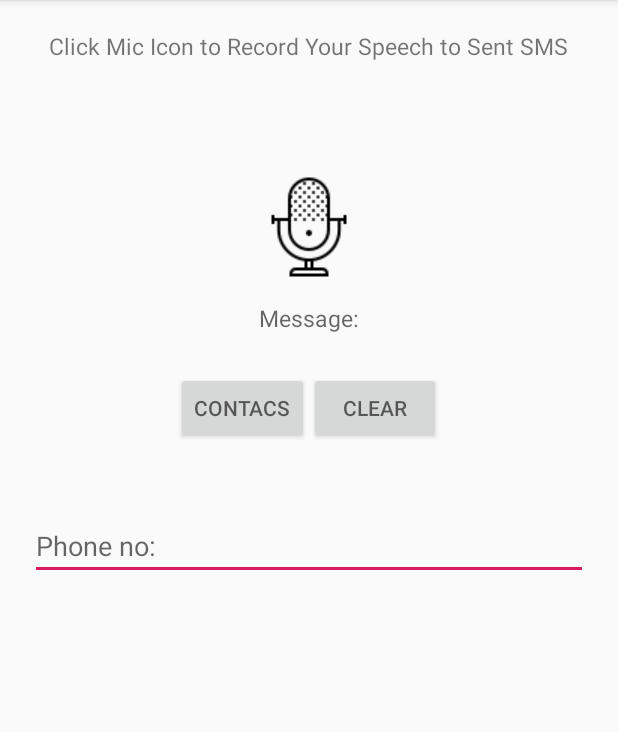
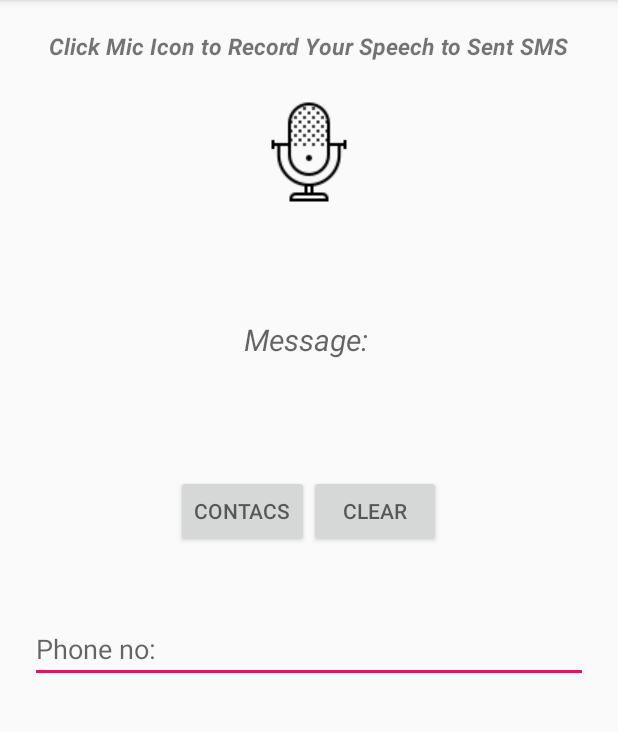
Before and after one commit to buraksekili/Speech-SMS, an Android app: the screen it shows after launch (MainActivity), on a phone screen of 412 x 824 dp, the part 84-816 px from its top. Run offline under Robolectric (Android 15) with nearby library versions, the phone set to English and light mode, and no system bars.

Commit message:
commit - v1

```diff
--- a/app/src/main/AndroidManifest.xml
+++ b/app/src/main/AndroidManifest.xml
@@ -16,7 +16,7 @@
         tools:ignore="GoogleAppIndexingWarning">
         <activity android:name=".contacts"></activity>
         <activity android:name=".MainActivity"
-            >
+            android:windowSoftInputMode="adjustPan">
 
             <intent-filter>
                 <action android:name="android.intent.action.MAIN" />
--- a/app/src/main/res/layout/activity_main.xml
+++ b/app/src/main/res/layout/activity_main.xml
@@ -12,24 +12,34 @@
         android:layout_height="wrap_content"
         android:text="@string/how_to_use_app"
         android:textSize="15dp"
+        android:textStyle="bold|italic"
         android:layout_gravity="center_horizontal"
         android:layout_margin="20dp"/>
+
     <ImageView
-        android:onClick="recordSpeech"
         android:layout_width="wrap_content"
         android:layout_height="wrap_content"
-        android:src="@drawable/mic"
         android:layout_gravity="center"
-        android:layout_marginTop="50dp"/>
-
-    <TextView
-        android:id="@+id/textInput"
-        android:hint="Message:"
-        android:layout_width="wrap_content"
-        android:layout_height="wrap_content"
-        android:textSize="15dp"
-        android:layout_gravity="center"
-        android:layout_marginTop="10dp"/>
+        android:elevation="5dp"
+        android:onClick="recordSpeech"
+        android:src="@drawable/mic" />
+    <ScrollView
+        android:layout_width="300dp"
+        android:layout_height="150dp"
+        android:layout_gravity="center">
+        <TextView
+            android:id="@+id/textInput"
+            android:hint="Message: "
+            android:paddingTop="20dp"
+            android:layout_width="match_parent"
+            android:layout_height="wrap_content"
+            android:textSize="20dp"
+            android:textAlignment="center"
+            android:textStyle="italic"
+            android:layout_gravity="center"
+            android:layout_margin="20dp"
+            />
+    </ScrollView>
     <LinearLayout
         android:layout_width="wrap_content"
         android:layout_height="wrap_content"
@@ -40,7 +50,8 @@
             android:layout_width="wrap_content"
             android:onClick="showContacts"
             android:layout_height="wrap_content"
-            android:hint="CONTACS"/>
+            android:hint="CONTACS"
+            />
         <Button
             android:onClick="clearSMS"
             android:layout_width="wrap_content"
@@ -63,7 +74,7 @@
         <Button
             android:layout_width="wrap_content"
             android:id="@+id/btnSend"
-            android:onClick="sendMessage"
+            android:onClick="openDialog"
             android:layout_height="wrap_content"
             android:hint="Send"
             android:visibility="gone"/>
```
Also changed, not shown: app/src/main/java/com/example/texttosms/MainActivity.java (+36 -1 lines).
